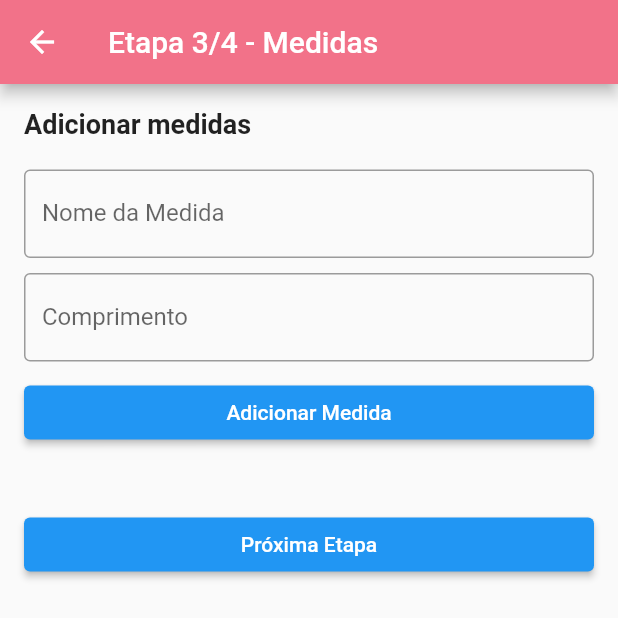
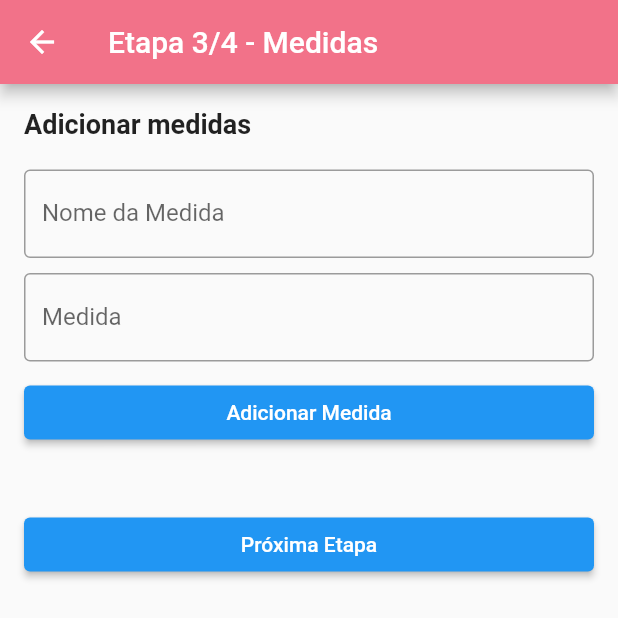
Before and after one commit to HenriqueKazzak/flutter_meu-atelie-app, a Flutter app: the SobMedidaEtapa3Page screen opened directly with empty values, on a phone screen of 412 x 824 dp, the top half of it. Run offline on Flutter 3.47's test engine with Material 2 defaults, Android fonts, the phone set to English and light mode, and no system bars; our stand-ins replace cloud_firestore, firebase_auth, firebase_core, flutter_signin_button, flutter_slidable, google_sign_in and 1 more; accounts and stored records are empty.

Commit message:
Documentação Atualizada

```diff
--- a/lib/features/servicos/sobmedida/SobMedidaEtapa3Page.dart
+++ b/lib/features/servicos/sobmedida/SobMedidaEtapa3Page.dart
@@ -70,7 +70,7 @@ class _SobMedidaEtapa3PageState extends State<SobMedidaEtapa3Page> {
               TextFormField(
                 controller: _comprimentoEditController,
                 keyboardType: TextInputType.numberWithOptions(decimal: true),
-                decoration: const InputDecoration(
+                decoration: InputDecoration(
                   labelText: 'Medida',
                   border: OutlineInputBorder(),
                 ),
@@ -108,7 +108,7 @@ class _SobMedidaEtapa3PageState extends State<SobMedidaEtapa3Page> {
         final medida = _medidas[index];
         return ListTile(
           title: Text(medida.nome),
-          subtitle: Text('Comprimento: ${medida.vrMedida}'),
+          subtitle: Text('Medida: ${medida.vrMedida}'),
           trailing: Expanded(
             child: Row(
               mainAxisSize: MainAxisSize.min,
@@ -160,7 +160,7 @@ class _SobMedidaEtapa3PageState extends State<SobMedidaEtapa3Page> {
               controller: _comprimentoController,
               keyboardType: TextInputType.number,
               decoration: const InputDecoration(
-                labelText: 'Comprimento',
+                labelText: 'Medida',
                 border: OutlineInputBorder(),
               ),
             ),
```
Also changed, not shown: pubspec.lock, 1 other file.
